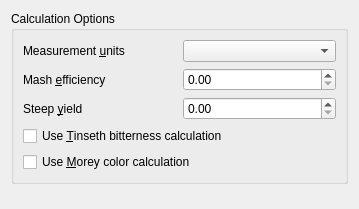
Before: the Qt Designer form src/calcconfig.ui in mattcaron/qbrew, drawn with Qt 5.
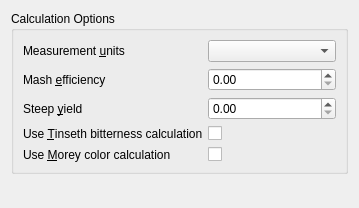
After: the same form once the commit is applied.

Commit message: Use form layouts; additional icon work

The edit to the form file:
```diff
--- a/src/calcconfig.ui
+++ b/src/calcconfig.ui
@@ -1,12 +1,12 @@
 <ui version="4.0" >
  <class>CalcConfig</class>
- <widget class="QWidget" name="CalcConfig" >
-  <property name="geometry" >
+ <widget class="QWidget" name="CalcConfig">
+  <property name="geometry">
    <rect>
     <x>0</x>
     <y>0</y>
-    <width>355</width>
-    <height>209</height>
+    <width>345</width>
+    <height>208</height>
    </rect>
   </property>
   <property name="windowTitle" >
@@ -18,10 +18,10 @@
      <property name="title" >
       <string>Calculation Options</string>
      </property>
-     <layout class="QGridLayout" >
-      <item row="0" column="0" >
-       <widget class="QLabel" name="unitslabel" >
-        <property name="text" >
+     <layout class="QFormLayout" name="formLayout">
+      <item row="0" column="0">
+       <widget class="QLabel" name="unitslabel">
+        <property name="text">
          <string>Measurement &amp;units</string>
         </property>
         <property name="buddy" >
@@ -29,19 +29,19 @@
         </property>
        </widget>
       </item>
-      <item row="0" column="1" >
-       <widget class="QComboBox" name="units" >
-        <property name="whatsThis" >
-         <string>&lt;p>Select the units of measurement you wish to use. Your choices are "&lt;b>Metric&lt;/b>" and "&lt;b>US&lt;/b>".&lt;/p></string>
+      <item row="0" column="1">
+       <widget class="QComboBox" name="units">
+        <property name="whatsThis">
+         <string>&lt;p&gt;Select the units of measurement you wish to use. Your choices are &quot;&lt;b&gt;Metric&lt;/b&gt;&quot; and &quot;&lt;b&gt;US&lt;/b&gt;&quot;.&lt;/p&gt;</string>
         </property>
         <property name="duplicatesEnabled" >
          <bool>false</bool>
         </property>
        </widget>
       </item>
-      <item row="1" column="0" >
-       <widget class="QLabel" name="efficiencylabel" >
-        <property name="text" >
+      <item row="1" column="0">
+       <widget class="QLabel" name="efficiencylabel">
+        <property name="text">
          <string>Mash &amp;efficiency</string>
         </property>
         <property name="buddy" >
@@ -49,10 +49,10 @@
         </property>
        </widget>
       </item>
-      <item row="1" column="1" >
-       <widget class="QDoubleSpinBox" name="efficiency" >
-        <property name="whatsThis" >
-         <string>&lt;p>Enter the mash efficiency for your brew house&lt;/p></string>
+      <item row="1" column="1">
+       <widget class="QDoubleSpinBox" name="efficiency">
+        <property name="whatsThis">
+         <string>&lt;p&gt;Enter the mash efficiency for your brew house&lt;/p&gt;</string>
         </property>
         <property name="accelerated" >
          <bool>true</bool>
@@ -65,9 +65,9 @@
         </property>
        </widget>
       </item>
-      <item row="2" column="0" >
-       <widget class="QLabel" name="steeplabel" >
-        <property name="text" >
+      <item row="2" column="0">
+       <widget class="QLabel" name="steeplabel">
+        <property name="text">
          <string>Steep &amp;yield</string>
         </property>
         <property name="buddy" >
@@ -75,9 +75,9 @@
         </property>
        </widget>
       </item>
-      <item row="2" column="1" >
-       <widget class="QDoubleSpinBox" name="steepyield" >
-        <property name="accelerated" >
+      <item row="2" column="1">
+       <widget class="QDoubleSpinBox" name="steepyield">
+        <property name="accelerated">
          <bool>true</bool>
         </property>
         <property name="maximum" >
@@ -88,32 +88,46 @@
         </property>
        </widget>
       </item>
-      <item row="3" column="0" colspan="2" >
-       <widget class="QCheckBox" name="tinseth" >
-        <property name="whatsThis" >
-         <string>&lt;p>There are two bitterness calculations that QBrew can use.  The default method is to use the &lt;b>Rager&lt;/b> formula. By selecting this check box, you can change the calculation to use the &lt;b>Tinseth&lt;/b> formula.&lt;/p></string>
+      <item row="6" column="1">
+       <widget class="QCheckBox" name="morey">
+        <property name="whatsThis">
+         <string>&lt;p&gt;There are two color calculations that QBrew can use.  The default method uses the &lt;b&gt;Daniels&lt;/b&gt; formula. By selecting this check box, you can change the calculation to use the &lt;b&gt;Morey&lt;/b&gt; formula.&lt;/p&gt;</string>
         </property>
-        <property name="text" >
+        <property name="shortcut">
+         <string>Alt+M</string>
+        </property>
+       </widget>
+      </item>
+      <item row="6" column="0">
+       <widget class="QLabel" name="moreylabel">
+        <property name="text">
+         <string>Use &amp;Morey color calculation</string>
+        </property>
+        <property name="buddy">
+         <cstring>morey</cstring>
+        </property>
+       </widget>
+      </item>
+      <item row="4" column="0">
+       <widget class="QLabel" name="tinsethlabel">
+        <property name="text">
          <string>Use &amp;Tinseth bitterness calculation</string>
         </property>
-        <property name="shortcut" >
+        <property name="buddy">
+         <cstring>tinseth</cstring>
+        </property>
+       </widget>
+      </item>
+      <item row="4" column="1">
+       <widget class="QCheckBox" name="tinseth">
+        <property name="whatsThis">
+         <string>&lt;p&gt;There are two bitterness calculations that QBrew can use.  The default method is to use the &lt;b&gt;Rager&lt;/b&gt; formula. By selecting this check box, you can change the calculation to use the &lt;b&gt;Tinseth&lt;/b&gt; formula.&lt;/p&gt;</string>
+        </property>
+        <property name="shortcut">
          <string>Alt+T</string>
         </property>
        </widget>
       </item>
-      <item row="4" column="0" colspan="2" >
-       <widget class="QCheckBox" name="morey" >
-        <property name="whatsThis" >
-         <string>&lt;p>There are two color calculations that QBrew can use.  The default method uses the &lt;b>Daniels&lt;/b> formula. By selecting this check box, you can change the calculation to use the &lt;b>Morey&lt;/b> formula.&lt;/p></string>
-        </property>
-        <property name="text" >
-         <string>Use &amp;Morey color calculation</string>
-        </property>
-        <property name="shortcut" >
-         <string>Alt+M</string>
-        </property>
-       </widget>
-      </item>
      </layout>
     </widget>
    </item>
```
Left out of the diff: 35 changed lines with no effect on the pictures. The commit also changes 12 other files.
